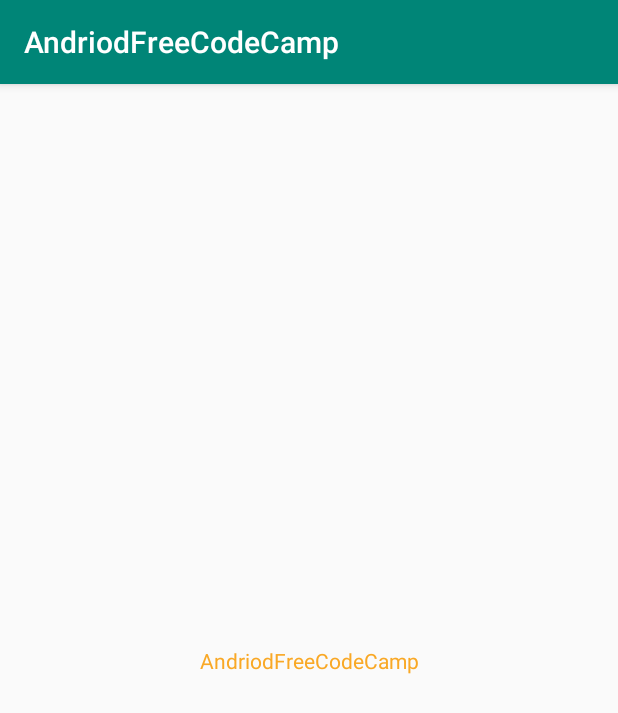
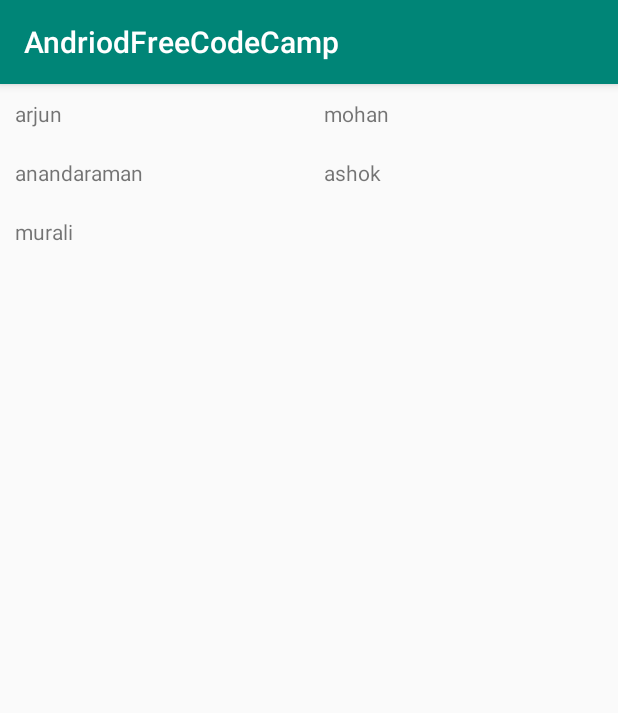
Before and after one commit to arjunarjun27/AndriodFreeCodeCamp, an Android app: the screen it shows after launch (MainActivity), on a phone screen of 412 x 824 dp. Shown: the top 713 px of the screen. Run offline under Robolectric (Android 15) with nearby library versions, the phone set to English and light mode, and no system bars.

Commit message:
reyclerview initial commit

```diff
--- a/app/build.gradle
+++ b/app/build.gradle
@@ -25,4 +25,5 @@ dependencies {
     testImplementation 'junit:junit:4.12'
     androidTestImplementation 'androidx.test.ext:junit:1.1.0'
     androidTestImplementation 'androidx.test.espresso:espresso-core:3.1.1'
+    implementation 'androidx.recyclerview:recyclerview:1.1.0'
 }
--- /dev/null
+++ b/app/src/main/java/com/arjun/andriodfreecodecamp/Contact.java
@@ -0,0 +1,47 @@
+package com.arjun.andriodfreecodecamp;
+
+public class Contact {
+
+    private String name;
+    private String email;
+    private String imageUrl;
+
+    public Contact(String name, String email, String imageUrl) {
+        this.name = name;
+        this.email = email;
+        this.imageUrl = imageUrl;
+    }
+
+    public String getName() {
+        return name;
+    }
+
+    public void setName(String name) {
+        this.name = name;
+    }
+
+    public String getEmail() {
+        return email;
+    }
+
+    public void setEmail(String email) {
+        this.email = email;
+    }
+
+    public String getImageUrl() {
+        return imageUrl;
+    }
+
+    public void setImageUrl(String imageUrl) {
+        this.imageUrl = imageUrl;
+    }
+
+    @Override
+    public String toString() {
+        return "Contact{" +
+                "name='" + name + '\'' +
+                ", email='" + email + '\'' +
+                ", imageUrl='" + imageUrl + '\'' +
+                '}';
+    }
+}
--- /dev/null
+++ b/app/src/main/java/com/arjun/andriodfreecodecamp/ContactsRecyclerViewAdapter.java
@@ -0,0 +1,67 @@
+package com.arjun.andriodfreecodecamp;
+
+import android.content.Context;
+import android.view.LayoutInflater;
+import android.view.View;
+import android.view.ViewGroup;
+import android.widget.RelativeLayout;
+import android.widget.TextView;
+import android.widget.Toast;
+
+import java.util.ArrayList;
+
+import androidx.annotation.NonNull;
+import androidx.recyclerview.widget.RecyclerView;
+
+public class ContactsRecyclerViewAdapter extends RecyclerView.Adapter<ContactsRecyclerViewAdapter.ViewHolder> {
+
+    private ArrayList<Contact> contacts = new ArrayList<>();
+
+    private Context mContext;
+
+    public ContactsRecyclerViewAdapter(Context context){
+        mContext=context;
+    }
+    @NonNull
+    @Override
+    public ViewHolder onCreateViewHolder(@NonNull ViewGroup parent, int viewType) {
+        View view = LayoutInflater.from(parent.getContext()).inflate(R.layout.list_item, parent, false);
+
+        ViewHolder viewHolder = new ViewHolder(view);
+        return viewHolder;
+    }
+
+    @Override
+    public void onBindViewHolder(@NonNull final ViewHolder holder, final int position) {
+
+        holder.mTextview.setText(contacts.get(position).getName());
+        holder.relativeLayout.setOnClickListener(new View.OnClickListener() {
+            @Override
+            public void onClick(View view) {
+                Toast.makeText(mContext,contacts.get(position).getName() , Toast.LENGTH_SHORT).show();
+            }
+        });
+
+    }
+
+    @Override
+    public int getItemCount() {
+        return contacts.size();
+    }
+
+    public void setContacts(ArrayList<Contact> contacts) {
+        this.contacts = contacts;
+        notifyDataSetChanged();
+    }
+
+    public class ViewHolder extends RecyclerView.ViewHolder {
+        TextView mTextview;
+        RelativeLayout relativeLayout;
+
+        public ViewHolder(@NonNull View itemView) {
+            super(itemView);
+            mTextview = itemView.findViewById(R.id.textView);
+            relativeLayout=itemView.findViewById(R.id.parent);
+        }
+    }
+}
--- a/app/src/main/java/com/arjun/andriodfreecodecamp/MainActivity.java
+++ b/app/src/main/java/com/arjun/andriodfreecodecamp/MainActivity.java
@@ -2,6 +2,9 @@ package com.arjun.andriodfreecodecamp;
 
 import androidx.annotation.NonNull;
 import androidx.appcompat.app.AppCompatActivity;
+import androidx.recyclerview.widget.GridLayoutManager;
+import androidx.recyclerview.widget.LinearLayoutManager;
+import androidx.recyclerview.widget.RecyclerView;
 
 import android.os.Bundle;
 import android.view.Menu;
@@ -10,14 +13,34 @@ import android.view.MenuItem;
 import android.widget.TextView;
 import android.widget.Toast;
 
+import java.util.ArrayList;
+
 public class MainActivity extends AppCompatActivity {
+    RecyclerView mRecyclerView;
 
     @Override
     protected void onCreate(Bundle savedInstanceState) {
         super.onCreate(savedInstanceState);
         setContentView(R.layout.activity_main);
+        mRecyclerView = findViewById(R.id.recyclerview);
+
+        ArrayList<Contact> contacts = new ArrayList<>();
+        contacts.add(new Contact("arjun", "", ""));
+
+        contacts.add(new Contact("mohan", "", ""));
+        contacts.add(new Contact("anandaraman", "", ""));
+        contacts.add(new Contact("ashok", "", ""));
+        contacts.add(new Contact("murali", "", ""));
 
 
+        ContactsRecyclerViewAdapter contactsRecyclerViewAdapter=new ContactsRecyclerViewAdapter(this);
+        contactsRecyclerViewAdapter.setContacts(contacts);
+
+        mRecyclerView.setAdapter(contactsRecyclerViewAdapter);
+
+       // mRecyclerView.setLayoutManager(new LinearLayoutManager(this));
+        //mRecyclerView.setLayoutManager(new LinearLayoutManager(this,LinearLayoutManager.HORIZONTAL,false));
+        mRecyclerView.setLayoutManager(new GridLayoutManager(this,2));
 
 
     }
--- a/app/src/main/res/layout/activity_main.xml
+++ b/app/src/main/res/layout/activity_main.xml
@@ -1,21 +1,16 @@
 <?xml version="1.0" encoding="utf-8"?>
-<androidx.constraintlayout.widget.ConstraintLayout xmlns:android="http://schemas.android.com/apk/res/android"
+<RelativeLayout xmlns:android="http://schemas.android.com/apk/res/android"
     xmlns:app="http://schemas.android.com/apk/res-auto"
     xmlns:tools="http://schemas.android.com/tools"
     android:layout_width="match_parent"
     android:layout_height="match_parent"
     tools:context=".MainActivity">
 
-    <TextView
-        android:id="@+id/textView"
-        android:layout_width="wrap_content"
-        android:layout_height="wrap_content"
-        app:layout_constraintBottom_toBottomOf="parent"
-        app:layout_constraintLeft_toLeftOf="parent"
-        app:layout_constraintRight_toRightOf="parent"
-        app:layout_constraintTop_toTopOf="parent"
-        android:text="@string/app_name"
-        android:textColor="@color/orange"
+
+    <androidx.recyclerview.widget.RecyclerView
+        android:id="@+id/recyclerview"
+        android:layout_width="match_parent"
+        android:layout_height="match_parent"
+
         />
-
-</androidx.constraintlayout.widget.ConstraintLayout>
+</RelativeLayout>
--- /dev/null
+++ b/app/src/main/res/layout/list_item.xml
@@ -0,0 +1,15 @@
+<?xml version="1.0" encoding="utf-8"?>
+<RelativeLayout xmlns:android="http://schemas.android.com/apk/res/android"
+    android:layout_width="wrap_content"
+    android:layout_height="wrap_content"
+    android:padding="10dp"
+    android:id="@+id/parent"
+
+    >
+
+    <TextView
+        android:id="@+id/textView"
+        android:layout_width="match_parent"
+        android:layout_height="wrap_content"
+        android:text="TextView" />
+</RelativeLayout>
```
